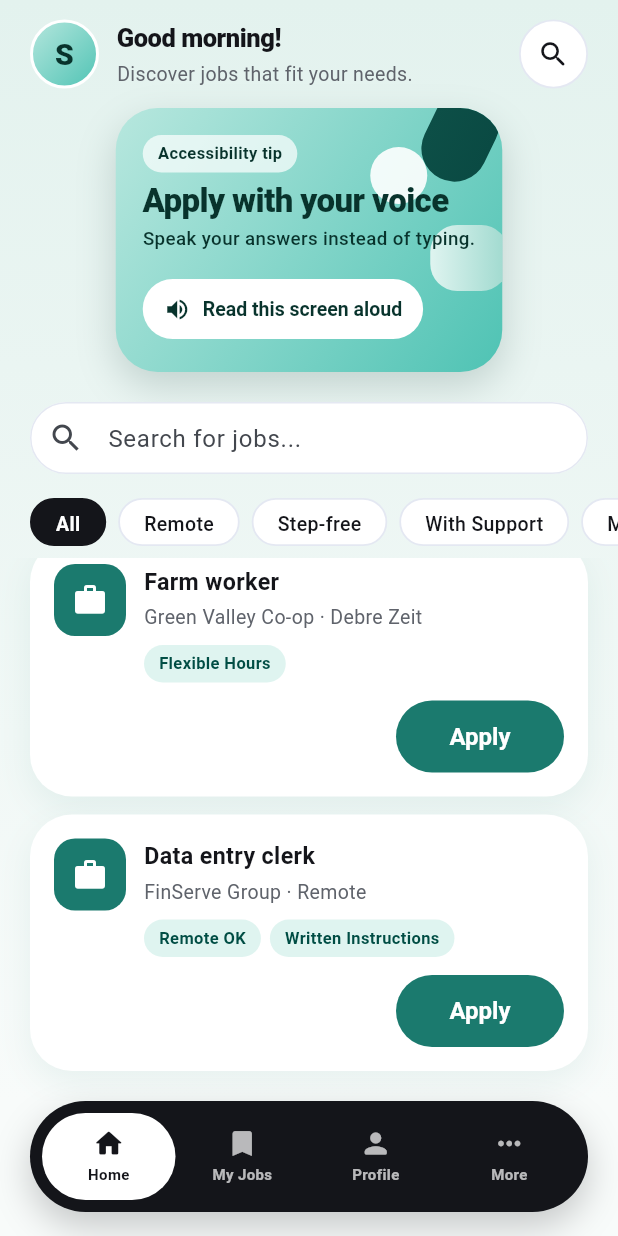
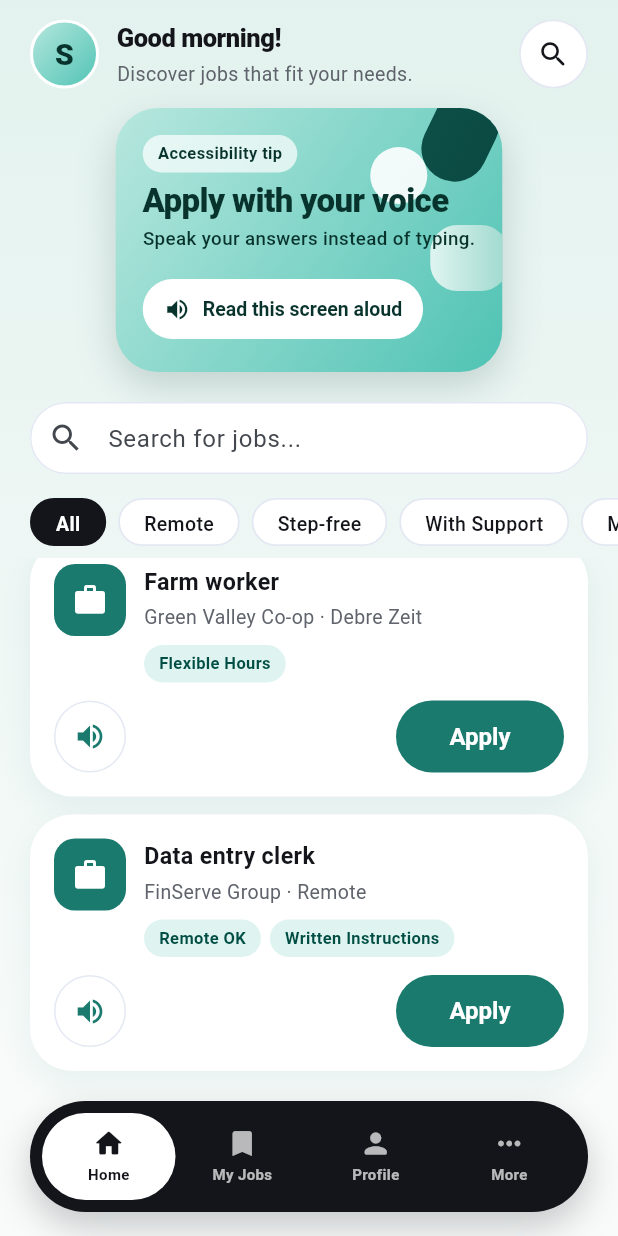
Before and after one commit to arsema16/sync_accessibility, a Flutter app: the JobsScreen screen opened by its route, scrolled down 386 dp, on a phone screen of 412 x 824 dp. Run offline on Flutter 3.47's test engine with Material 3 defaults, Android fonts, the phone set to English and light mode, and no system bars; our stand-ins replace equatable, flutter_riverpod, flutter_tts, go_router, shared_preferences, speech_to_text and 1 more; accounts and stored records are empty.

Commit message:
feat(jobs): read-aloud speaker button on every job card
Each listing gets a 48dp speaker next to Apply that reads the card back —
title, employer, location and accommodation tags — whether or not the auto
read-aloud preference is on, since an explicit tap is itself the request.
It is exposed to screen readers and a long-press tooltip as 'Read this job
aloud', and because it lives in _JobCard it shows up in the normal list
and the 'My support' filter alike.

The new widget test checks the button appears on every card and that
tapping it speaks that job's summary, targeting by tooltip so it does not
confuse the speaker with the hero tip card's own read-aloud icon.

```diff
--- a/lib/core/constants/app_strings.dart
+++ b/lib/core/constants/app_strings.dart
@@ -47,6 +47,7 @@ class AppStrings {
       'are shown. Nothing you tell us here is shared without your permission.';
   static const String readAloud = 'Read this screen aloud';
   static const String readAloudHint = 'Hear the welcome text spoken out loud';
+  static const String readJobAloud = 'Read this job aloud';
 
   // ---- Access preferences ----
   static const String accessPreferencesHeading = 'Your access preferences';
--- a/lib/features/jobs/jobs_screen.dart
+++ b/lib/features/jobs/jobs_screen.dart
@@ -737,8 +737,9 @@ class _JobListView extends StatelessWidget {
   }
 }
 
-/// A single job listing with tag chips and an Apply action.
-class _JobCard extends StatelessWidget {
+/// A single job listing with tag chips, a read-aloud action and an Apply
+/// action.
+class _JobCard extends ConsumerWidget {
   const _JobCard({
     required this.job,
     required this.applied,
@@ -749,8 +750,20 @@ class _JobCard extends StatelessWidget {
   final bool applied;
   final VoidCallback onApply;
 
+  /// What the speaker button reads out: the same information the card
+  /// shows — title, employer, location and accommodation tags.
+  String get _spokenSummary {
+    final parts = <String>[
+      job.title,
+      job.employer,
+      if (job.location != null && job.location!.isNotEmpty) job.location!,
+      if (job.tags.isNotEmpty) 'Tags: ${job.tags.join(', ')}',
+    ];
+    return parts.join('. ');
+  }
+
   @override
-  Widget build(BuildContext context) {
+  Widget build(BuildContext context, WidgetRef ref) {
     return Container(
       margin: const EdgeInsets.only(bottom: AppSpacing.md),
       padding: const EdgeInsets.all(AppSpacing.lg),
@@ -823,8 +836,32 @@ class _JobCard extends StatelessWidget {
           ),
           const SizedBox(height: AppSpacing.md),
           Row(
-            mainAxisAlignment: MainAxisAlignment.end,
             children: [
+              // Read this listing aloud — always available, whether or not
+              // the auto read-aloud preference is on (an explicit tap is
+              // itself the request).
+              Semantics(
+                button: true,
+                label: AppStrings.readJobAloud,
+                child: Tooltip(
+                  message: AppStrings.readJobAloud,
+                  child: IconButton(
+                    onPressed: () =>
+                        ref.read(readAloudProvider)(_spokenSummary),
+                    icon: const Icon(Icons.volume_up, size: 22),
+                    color: AppColors.primary,
+                    style: IconButton.styleFrom(
+                      side: const BorderSide(color: AppColors.cardBorder),
+                      shape: const CircleBorder(),
+                      minimumSize: const Size(
+                        AppSpacing.minTapTarget,
+                        AppSpacing.minTapTarget,
+                      ),
+                    ),
+                  ),
+                ),
+              ),
+              const Spacer(),
               if (applied)
                 const _AppliedBadge()
               else
```
Also changed, not shown: 1 other file.
